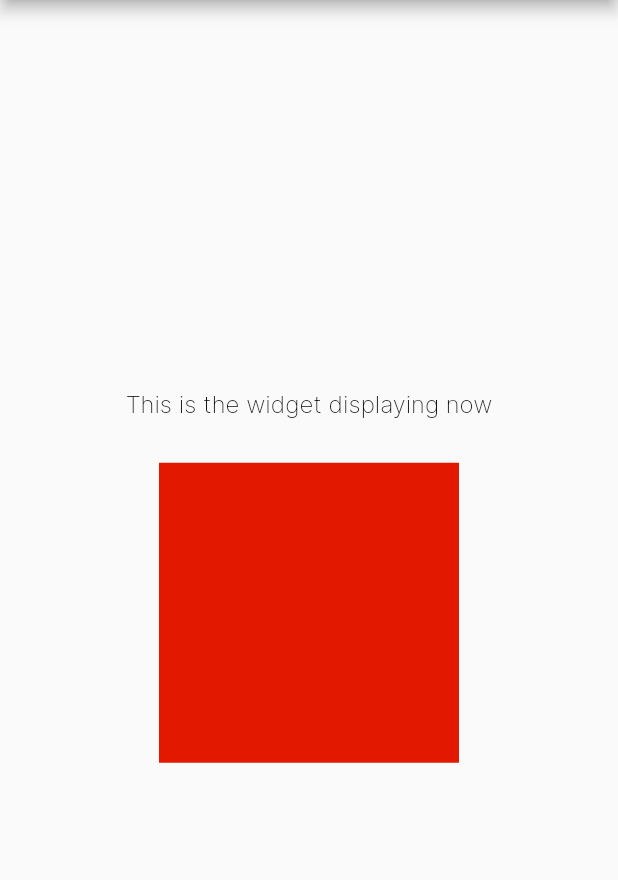
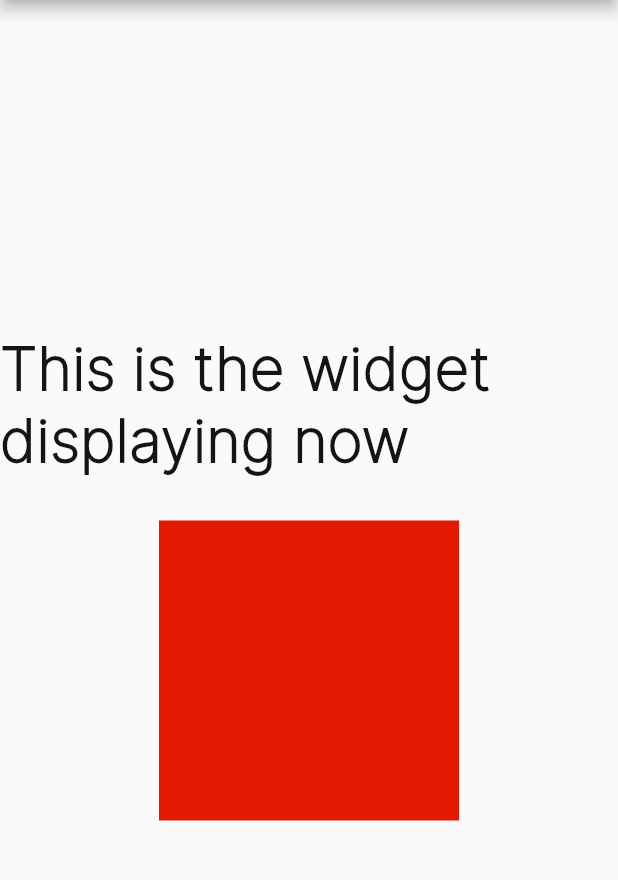
Before and after one commit to MayJuun/design_system, a Flutter app: the screen it shows after launch, on a phone screen of 412 x 824 dp, the part 84-964 px from its top. Run offline on Flutter 3.47's test engine with Material 2 defaults, Android fonts, the phone set to English and light mode, and no system bars.

Commit message:
refact: Typograpphy now supports optional colors and fontweight on instantiation

````diff
--- a/lib/main.dart
+++ b/lib/main.dart
@@ -45,7 +45,7 @@ class _MyHomePageState extends State<MyHomePage> {
             //All the design system widgets to be tested should be thrown below.
             Text(
               'This is the widget displaying now',
-              style: MayJuunType.p2,
+              style: MayJuunType.heading1(),
             ),
             const SizedBox(
               height: 30,
--- a/lib/typography/typography.dart
+++ b/lib/typography/typography.dart
@@ -3,103 +3,150 @@ import 'package:flutter/material.dart';
 
 // ignore_for_file: avoid_classes_with_only_static_members
 class MayJuunType {
+  static FontWeight displayWeight = FontWeight.w400;
+  static FontWeight headingWeight = FontWeight.w600;
+  static FontWeight labelWeight = FontWeight.w400;
+  static FontWeight paragrapghWeight = FontWeight.w300;
+
   // %%%%%%%%%%%%%%%%%%%%%%%%%%%%%%%%%%%%%%%%%%
   //DISPLAY
   // %%%%%%%%%%%%%%%%%%%%%%%%%%%%%%%%%%%%%%%%%%
-  static TextStyle display1 = TextStyle(
+
+  ///Outputs the corresponding font size and properties.
+  ///
+  ///To overide default values
+  ///input```color``` and ```fontweight``` .
+
+  static TextStyle display1({Color? color, FontWeight? fontWeight}) =>
+      TextStyle(
           fontSize: 72,
-    color: LightThemeColors.contentPrimary,
-    fontFamily: 'Inter-Regular',
-  );
-  static TextStyle display2 = TextStyle(
+          color: color ?? LightThemeColors.contentPrimary,
+          fontFamily: 'Inter-ExtraLight',
+          fontWeight: fontWeight ?? displayWeight);
+
+  ///Outputs the corresponding font size and properties.
+  ///
+  ///To overide default values
+  ///input```color``` and ```fontweight``` .
+  static TextStyle display2({Color? color, FontWeight? fontWeight}) =>
+      TextStyle(
           fontSize: 58,
-      color: LightThemeColors.contentPrimary,
-      fontFamily: 'Inter-Regular');
-  static TextStyle display3 = TextStyle(
+          color: color ?? LightThemeColors.contentPrimary,
+          fontFamily: 'Inter-ExtraLight',
+          fontWeight: fontWeight ?? displayWeight);
+
+  ///Outputs the corresponding font size and properties.
+  ///
+  ///To overide default values
+  ///input```color``` and ```fontweight``` .
+  static TextStyle display3({Color? color, FontWeight? fontWeight}) =>
+      TextStyle(
           fontSize: 45,
-      color: LightThemeColors.contentPrimary,
-      fontFamily: 'Inter-Regular');
-  static TextStyle display4 = TextStyle(
+          color: color ?? LightThemeColors.contentPrimary,
+          fontFamily: 'Inter-ExtraLight',
+          fontWeight: fontWeight ?? displayWeight);
+
+  ///Outputs the corresponding font size and properties.
+  ///
+  ///To overide default values
+  ///input```color``` and ```fontweight``` .
+  static TextStyle display4({Color? color, FontWeight? fontWeight}) =>
+      TextStyle(
           fontSize: 36,
-      color: LightThemeColors.contentPrimary,
-      fontFamily: 'Inter-Regular');
+          color: color ?? LightThemeColors.contentPrimary,
+          fontFamily: 'Inter-ExtraLight',
+          fontWeight: fontWeight ?? displayWeight);
 
   // %%%%%%%%%%%%%%%%%%%%%%%%%%%%%%%%%%%%%%%%%%
   //HEADING
   // %%%%%%%%%%%%%%%%%%%%%%%%%%%%%%%%%%%%%%%%%%
 
-  static TextStyle heading1 = TextStyle(
+  static TextStyle heading1({Color? color, FontWeight? fontWeight}) =>
+      TextStyle(
           fontSize: 40,
-      color: LightThemeColors.contentPrimary,
-      fontFamily: 'Inter-Semibold');
+          color: color ?? LightThemeColors.contentPrimary,
+          fontFamily: 'Inter-ExtraLight',
+          fontWeight: fontWeight ?? headingWeight);
 
-  static TextStyle heading2 = TextStyle(
+  static TextStyle heading2({Color? color, FontWeight? fontWeight}) =>
+      TextStyle(
           fontSize: 36,
-      color: LightThemeColors.contentPrimary,
-      fontFamily: 'Inter-Semibold');
+          color: color ?? LightThemeColors.contentPrimary,
+          fontFamily: 'Inter-ExtraLight',
+          fontWeight: fontWeight ?? headingWeight);
 
-  static TextStyle heading3 = TextStyle(
+  static TextStyle heading3({Color? color, FontWeight? fontWeight}) =>
+      TextStyle(
           fontSize: 32,
-      color: LightThemeColors.contentPrimary,
-      fontFamily: 'Inter-Semibold');
+          color: color ?? LightThemeColors.contentPrimary,
+          fontFamily: 'Inter-ExtraLight',
+          fontWeight: fontWeight ?? headingWeight);
 
-  static TextStyle heading4 = TextStyle(
+  static TextStyle heading4({Color? color, FontWeight? fontWeight}) =>
+      TextStyle(
           fontSize: 28,
-      color: LightThemeColors.contentPrimary,
-      fontFamily: 'Inter-Semibold');
+          color: color ?? LightThemeColors.contentPrimary,
+          fontFamily: 'Inter-ExtraLight',
+          fontWeight: fontWeight ?? headingWeight);
 
-  static TextStyle heading5 = TextStyle(
+  static TextStyle heading5({Color? color, FontWeight? fontWeight}) =>
+      TextStyle(
           fontSize: 24,
-      color: LightThemeColors.contentPrimary,
-      fontFamily: 'Inter-Semibold');
-
-  static TextStyle heading6 = TextStyle(
+          color: color ?? LightThemeColors.contentPrimary,
+          fontFamily: 'Inter-ExtraLight',
+          fontWeight: fontWeight ?? headingWeight);
+  static TextStyle heading6({Color? color, FontWeight? fontWeight}) =>
+      TextStyle(
           fontSize: 20,
-      color: LightThemeColors.contentPrimary,
-      fontFamily: 'Inter-Semibold');
+          color: color ?? LightThemeColors.contentPrimary,
+          fontFamily: 'Inter-ExtraLight',
+          fontWeight: fontWeight ?? headingWeight);
 
   // %%%%%%%%%%%%%%%%%%%%%%%%%%%%%%%%%%%%%%%%%%
   //LABEL
   // %%%%%%%%%%%%%%%%%%%%%%%%%%%%%%%%%%%%%%%%%%
-  static TextStyle label1 = TextStyle(
+  static TextStyle label1({Color? color, FontWeight? fontWeight}) => TextStyle(
       fontSize: 18,
-      color: LightThemeColors.contentPrimary,
-      fontFamily: 'Inter-medium');
-  static TextStyle label2 = TextStyle(
+      color: color ?? LightThemeColors.contentPrimary,
+      fontFamily: 'Inter-ExtraLight',
+      fontWeight: fontWeight ?? labelWeight);
+  static TextStyle label2({Color? color, FontWeight? fontWeight}) => TextStyle(
       fontSize: 16,
-      color: LightThemeColors.contentPrimary,
-      fontFamily: 'Inter-medium');
-  static TextStyle label3 = TextStyle(
+      color: color ?? LightThemeColors.contentPrimary,
+      fontFamily: 'Inter-ExtraLight',
+      fontWeight: fontWeight ?? labelWeight);
+  static TextStyle label3({Color? color, FontWeight? fontWeight}) => TextStyle(
       fontSize: 14,
-      color: LightThemeColors.contentPrimary,
-      fontFamily: 'Inter-medium');
-  static TextStyle label4 = TextStyle(
+      color: color ?? LightThemeColors.contentPrimary,
+      fontFamily: 'Inter-ExtraLight',
+      fontWeight: fontWeight ?? labelWeight);
+  static TextStyle label4({Color? color, FontWeight? fontWeight}) => TextStyle(
       fontSize: 12,
-      color: LightThemeColors.contentPrimary,
-      fontFamily: 'Inter-medium');
+      color: color ?? LightThemeColors.contentPrimary,
+      fontFamily: 'Inter-ExtraLight',
+      fontWeight: fontWeight ?? labelWeight);
 
   // %%%%%%%%%%%%%%%%%%%%%%%%%%%%%%%%%%%%%%%%%%
   //PARAGRAPGH
   // %%%%%%%%%%%%%%%%%%%%%%%%%%%%%%%%%%%%%%%%%%
-  static FontWeight paragrapghWeight = FontWeight.w300;
-  static TextStyle p1 = TextStyle(
+  static TextStyle p1({Color? color, FontWeight? fontWeight}) => TextStyle(
       fontSize: 18,
-      color: LightThemeColors.contentPrimary,
+      color: color ?? LightThemeColors.contentPrimary,
       fontFamily: 'Inter-ExtraLight',
-      fontWeight: paragrapghWeight);
-  static TextStyle p2 = TextStyle(
+      fontWeight: fontWeight ?? paragrapghWeight);
+  static TextStyle p2({Color? color, FontWeight? fontWeight}) => TextStyle(
       fontSize: 16,
-      color: LightThemeColors.contentPrimary,
+      color: color ?? LightThemeColors.contentPrimary,
       fontFamily: 'Inter-ExtraLight',
-      fontWeight: paragrapghWeight);
-  static TextStyle p3 = TextStyle(
+      fontWeight: fontWeight ?? paragrapghWeight);
+  static TextStyle p3({Color? color, FontWeight? fontWeight}) => TextStyle(
       fontSize: 14,
-      color: LightThemeColors.contentPrimary,
+      color: color ?? LightThemeColors.contentPrimary,
       fontFamily: 'Inter-ExtraLight',
-      fontWeight: paragrapghWeight);
-  static TextStyle p4 = TextStyle(
+      fontWeight: fontWeight ?? paragrapghWeight);
+  static TextStyle p4({Color? color, FontWeight? fontWeight}) => TextStyle(
       fontSize: 12,
-      color: LightThemeColors.contentPrimary,
+      color: color ?? LightThemeColors.contentPrimary,
       fontFamily: 'Inter-ExtraLight',
-      fontWeight: paragrapghWeight);
+      fontWeight: fontWeight ?? paragrapghWeight);
 }
````
Also changed, not shown: lib/buttons/small/buttons_small.dart (+6 -3 lines). Lines whose indentation alone changed are shown as unchanged.
